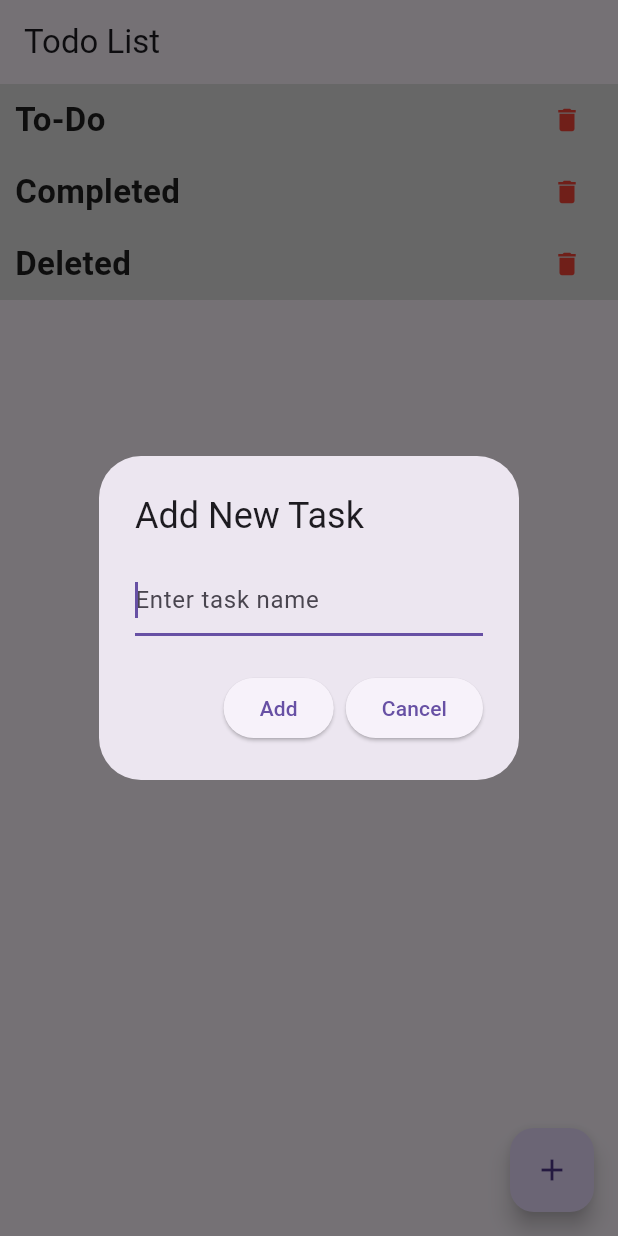
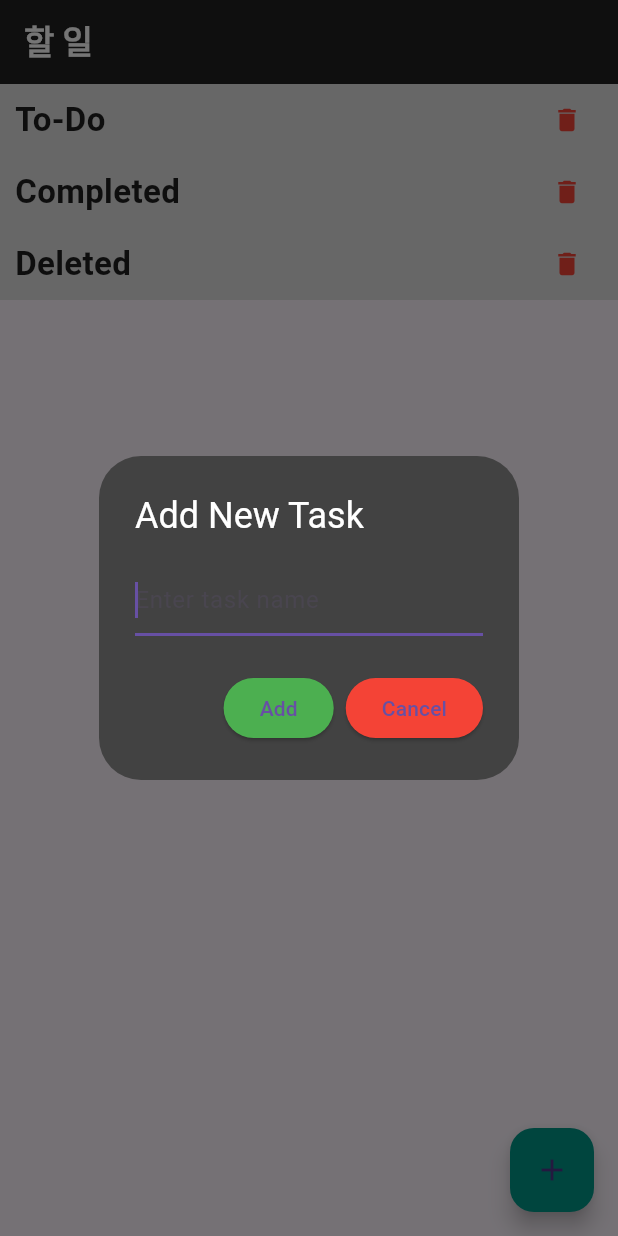
Before and after one commit to redspy/flutter_TODO, a Flutter app: the screen it shows after launch, after a tap on the "add" icon, on a phone screen of 412 x 824 dp. Run offline on Flutter 3.47's test engine with Material 3 defaults, Android fonts, the phone set to English and light mode, and no system bars; our stand-ins replace shared_preferences.

Commit message:
제목바꾸기

```diff
--- a/lib/screens/todo_app.dart
+++ b/lib/screens/todo_app.dart
@@ -131,14 +131,20 @@ class _TodoAppState extends State<TodoApp> {
       context: context,
       builder: (BuildContext context) {
         return AlertDialog(
-          title: Text("Add New Task"),
+          backgroundColor: Colors.grey[800], // 다크 테마 배경
+          title: Text(
+            "Add New Task",
+            style: TextStyle(color: Colors.white), // 다크 테마 글씨
+          ),
           content: TextField(
             controller: taskController,
             decoration: InputDecoration(hintText: "Enter task name"),
+            style: TextStyle(color: Colors.white), // 다크 테마 글씨
             autofocus: true, // 입력창에 바로 커서가 가도록 설정
           ),
           actions: <Widget>[
             ElevatedButton(
+              style: ElevatedButton.styleFrom(backgroundColor: Colors.green),
               child: Text("Add"),
               onPressed: () {
                 setState(() {
@@ -149,6 +155,7 @@ class _TodoAppState extends State<TodoApp> {
               },
             ),
             ElevatedButton(
+              style: ElevatedButton.styleFrom(backgroundColor: Colors.red),
               child: Text("Cancel"),
               onPressed: () {
                 Navigator.of(context).pop();
@@ -176,9 +183,18 @@ class _TodoAppState extends State<TodoApp> {
   Widget build(BuildContext context) {
     return Scaffold(
       appBar: AppBar(
-        title: Text('Todo List'),
+        title: Text(
+          '할 일', // 타이틀 변경
+          style: TextStyle(
+            color: Colors.white, // 흰색 글씨
+            fontWeight: FontWeight.bold, // 굵은 글씨
           ),
-      body: SingleChildScrollView(
+        ),
+        backgroundColor: Colors.grey[900], // 어두운 AppBar
+      ),
+      body: Container(
+        color: Colors.grey[850], // 배경을 어두운 회색으로 설정
+        child: SingleChildScrollView(
           child: Column(
             crossAxisAlignment: CrossAxisAlignment.start,
             children: [
@@ -215,8 +231,10 @@ class _TodoAppState extends State<TodoApp> {
             ],
           ),
         ),
+      ),
       floatingActionButton: FloatingActionButton(
         onPressed: _addTodo,
+        backgroundColor: Colors.teal, // 약간 밝은 색으로 눈에 띄게 설정
         child: Icon(Icons.add),
       ),
     );
```
Lines whose indentation alone changed are shown as unchanged.
